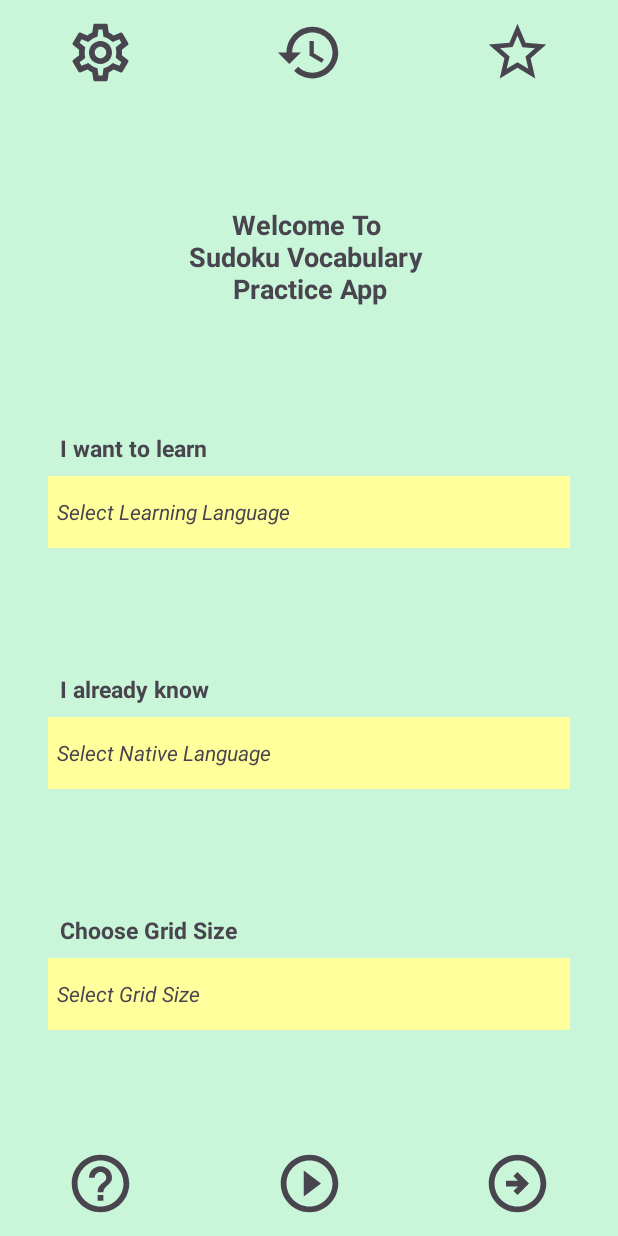
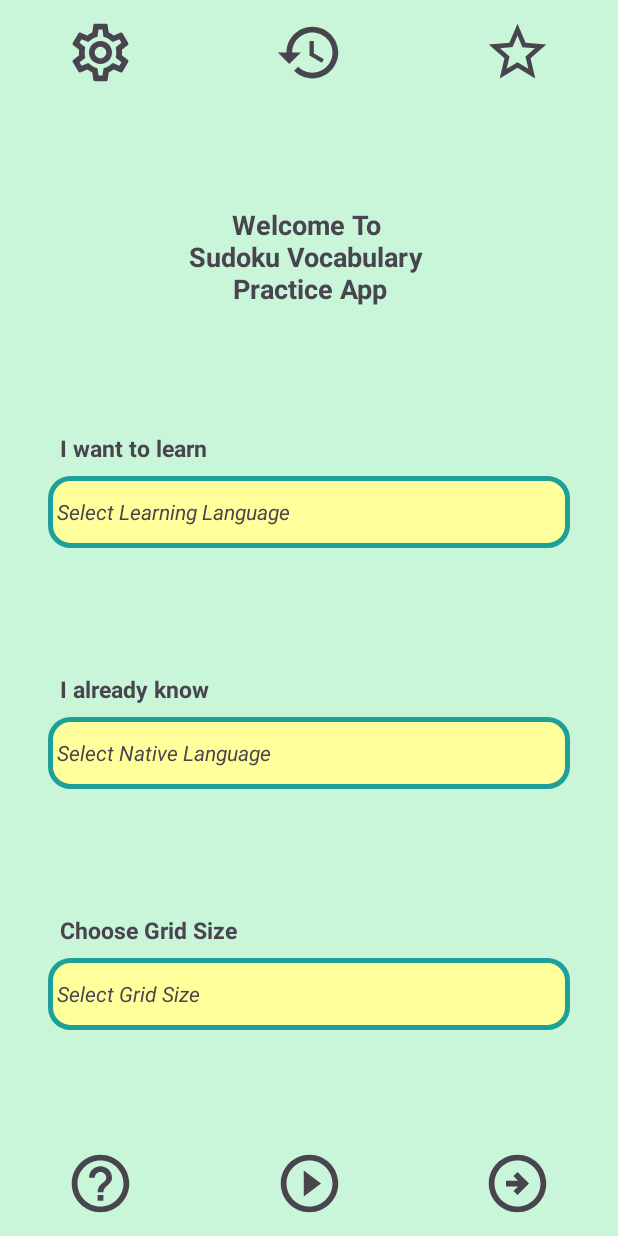
Before and after one commit to dqhntt/Language_Learning_Sudoku_App, an Android app: the screen it shows after launch (MainActivity), on a phone screen of 412 x 824 dp. Run offline under Robolectric (Android 15) with nearby library versions, the phone set to English and light mode, and no system bars.

Commit message:
Updated UI formatting

```diff
--- /dev/null
+++ b/app/src/main/res/drawable/rounded_corners.xml
@@ -0,0 +1,8 @@
+<?xml version="1.0" encoding="utf-8"?>
+<shape xmlns:android="http://schemas.android.com/apk/res/android">
+    <corners android:radius="13dp" />
+    <solid android:color="@color/yellow" />
+    <stroke
+        android:width="3dp"
+        android:color="#1da099" />
+</shape>
--- a/app/src/main/res/layout/activity_home_page2.xml
+++ b/app/src/main/res/layout/activity_home_page2.xml
@@ -92,7 +92,7 @@
                 android:id="@+id/spinner_lang_level"
                 android:layout_width="0dp"
                 android:layout_height="wrap_content"
-                android:background="@color/yellow"
+                android:background="@drawable/rounded_corners"
                 android:minHeight="@dimen/spinner_height"
                 app:layout_constraintBottom_toBottomOf="parent"
                 app:layout_constraintEnd_toEndOf="parent"
@@ -129,7 +129,7 @@
                 android:id="@+id/spinner_sudoku_level"
                 android:layout_width="0dp"
                 android:layout_height="wrap_content"
-                android:background="@color/yellow"
+                android:background="@drawable/rounded_corners"
                 android:minHeight="@dimen/spinner_height"
                 app:layout_constraintBottom_toBottomOf="parent"
                 app:layout_constraintEnd_toEndOf="parent"
--- a/app/src/main/res/layout/activity_main.xml
+++ b/app/src/main/res/layout/activity_main.xml
@@ -106,7 +106,7 @@
                 android:id="@+id/spinner_learning_lang"
                 android:layout_width="0dp"
                 android:layout_height="wrap_content"
-                android:background="@color/yellow"
+                android:background="@drawable/rounded_corners"
                 android:minHeight="@dimen/spinner_height"
                 app:layout_constraintBottom_toBottomOf="parent"
                 app:layout_constraintEnd_toEndOf="parent"
@@ -142,7 +142,7 @@
                 android:id="@+id/spinner_native_lang"
                 android:layout_width="0dp"
                 android:layout_height="wrap_content"
-                android:background="@color/yellow"
+                android:background="@drawable/rounded_corners"
                 android:minHeight="@dimen/spinner_height"
                 app:layout_constraintBottom_toBottomOf="parent"
                 app:layout_constraintEnd_toEndOf="parent"
@@ -178,7 +178,7 @@
                 android:id="@+id/spinner_grid_size"
                 android:layout_width="0dp"
                 android:layout_height="wrap_content"
-                android:background="@color/yellow"
+                android:background="@drawable/rounded_corners"
                 android:minHeight="@dimen/spinner_height"
                 app:layout_constraintBottom_toBottomOf="parent"
                 app:layout_constraintEnd_toEndOf="parent"
```
